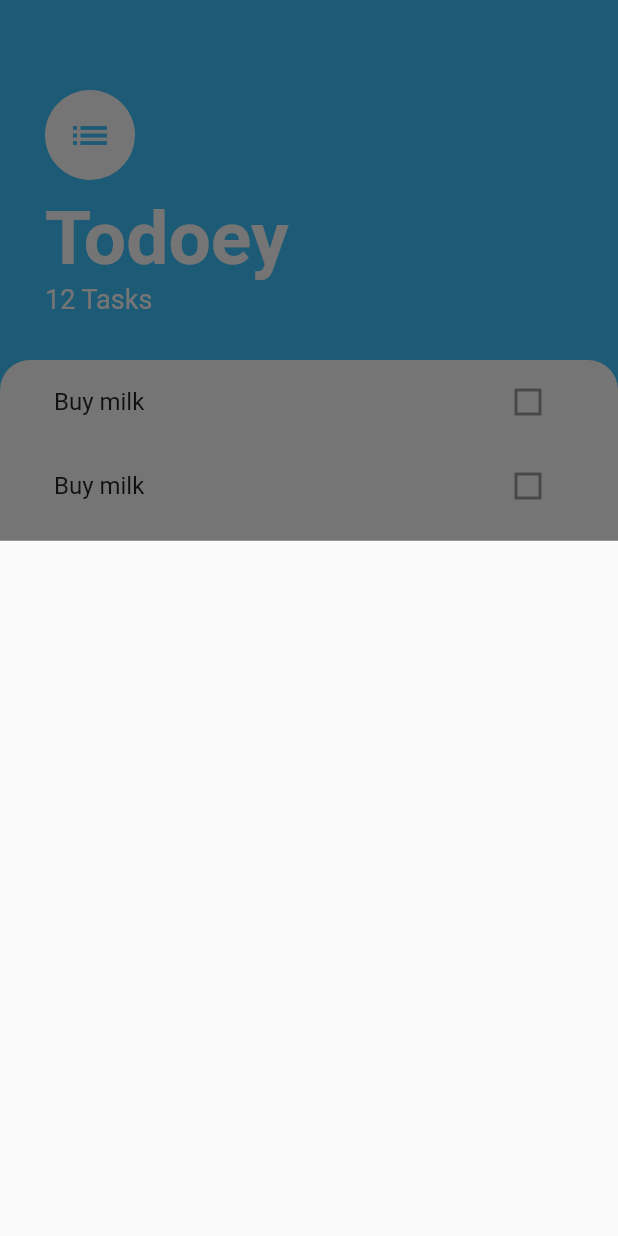
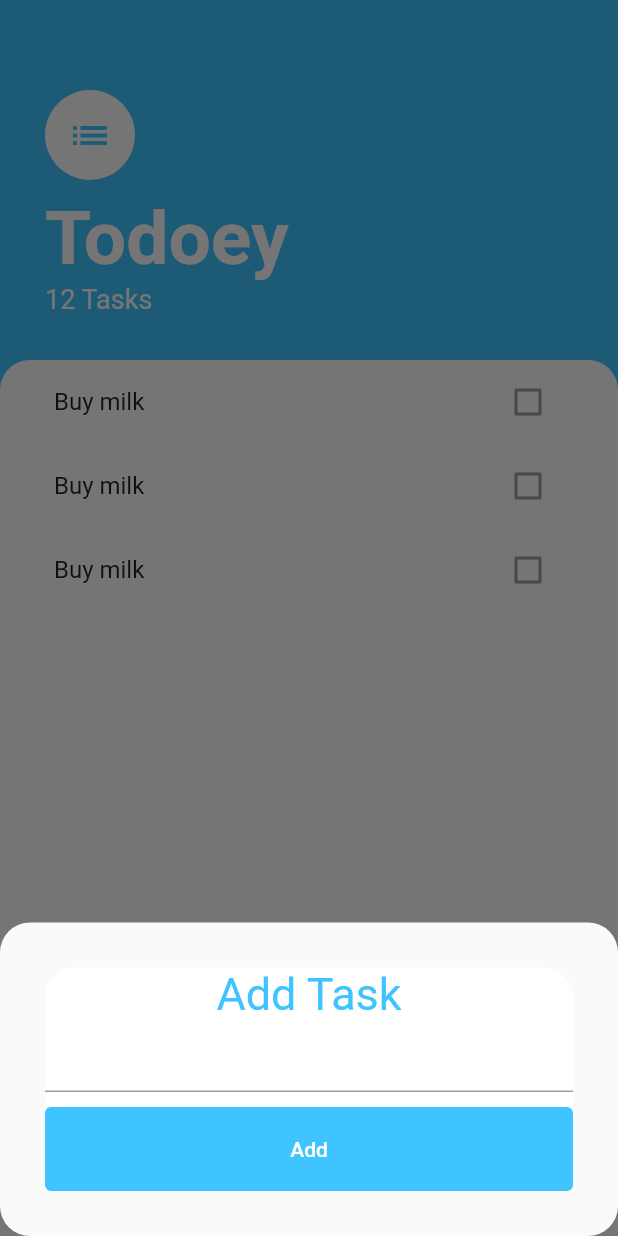
Before and after one commit to Macdeo/todoey, a Flutter app: the screen it shows after launch, after a tap on the "add" icon, on a phone screen of 412 x 824 dp. Run offline on Flutter 3.47's test engine with Material 2 defaults, Android fonts, the phone set to English and light mode, and no system bars.

Commit message:
new file:   lib/screen/add_task_screen.dart 	modified:   lib/screen/home.dart

```diff
--- /dev/null
+++ b/lib/screen/add_task_screen.dart
@@ -0,0 +1,48 @@
+// ignore_for_file: prefer_const_constructors
+
+import 'package:flutter/material.dart';
+
+class AddTaskScreen extends StatelessWidget {
+  const AddTaskScreen({super.key});
+
+  @override
+  Widget build(BuildContext context) {
+    return Padding(
+      padding: const EdgeInsets.all(30),
+      child: Container(
+        decoration: const BoxDecoration(
+          color: Colors.white,
+          borderRadius: BorderRadius.only(
+            topLeft: Radius.circular(20),
+            topRight: Radius.circular(20),
+          ),
+        ),
+        child:
+            Column(crossAxisAlignment: CrossAxisAlignment.stretch, children: [
+          Text(
+            'Add Task',
+            textAlign: TextAlign.center,
+            style: TextStyle(fontSize: 30, color: Colors.lightBlueAccent),
+          ),
+          TextField(
+            autocorrect: true,
+            textAlign: TextAlign.center,
+          ),
+          SizedBox(
+            height: 10,
+          ),
+          ElevatedButton(
+            onPressed: () {},
+            style: ButtonStyle(
+                elevation: MaterialStatePropertyAll<double>(0.0),
+                padding: MaterialStatePropertyAll<EdgeInsetsGeometry>(
+                    EdgeInsets.symmetric(horizontal: 20, vertical: 20)),
+                backgroundColor:
+                    MaterialStatePropertyAll<Color>(Colors.lightBlueAccent)),
+            child: Text('Add'),
+          )
+        ]),
+      ),
+    );
+  }
+}
--- a/lib/screen/home.dart
+++ b/lib/screen/home.dart
@@ -1,6 +1,7 @@
 // ignore_for_file: sort_child_properties_last, prefer_const_constructors
 
 import 'package:flutter/material.dart';
+import 'package:todoey/screen/add_task_screen.dart';
 
 import '../widgets/task_list.dart';
 
@@ -71,7 +72,17 @@ class TasksScreen extends StatelessWidget {
         backgroundColor: Colors.lightBlueAccent,
         onPressed: () {
           showModalBottomSheet(
-              context: context, builder: (context) => Container());
+            isScrollControlled: true,
+            context: context,
+            builder: (context) => SingleChildScrollView(
+              child: Container(
+                  padding: EdgeInsets.only(
+                      bottom: MediaQuery.of(context).viewInsets.bottom),
+                  child: AddTaskScreen()),
+            ),
+            shape:
+                RoundedRectangleBorder(borderRadius: BorderRadius.circular(20)),
+          );
         },
         child: Icon(Icons.add),
       ),
```
